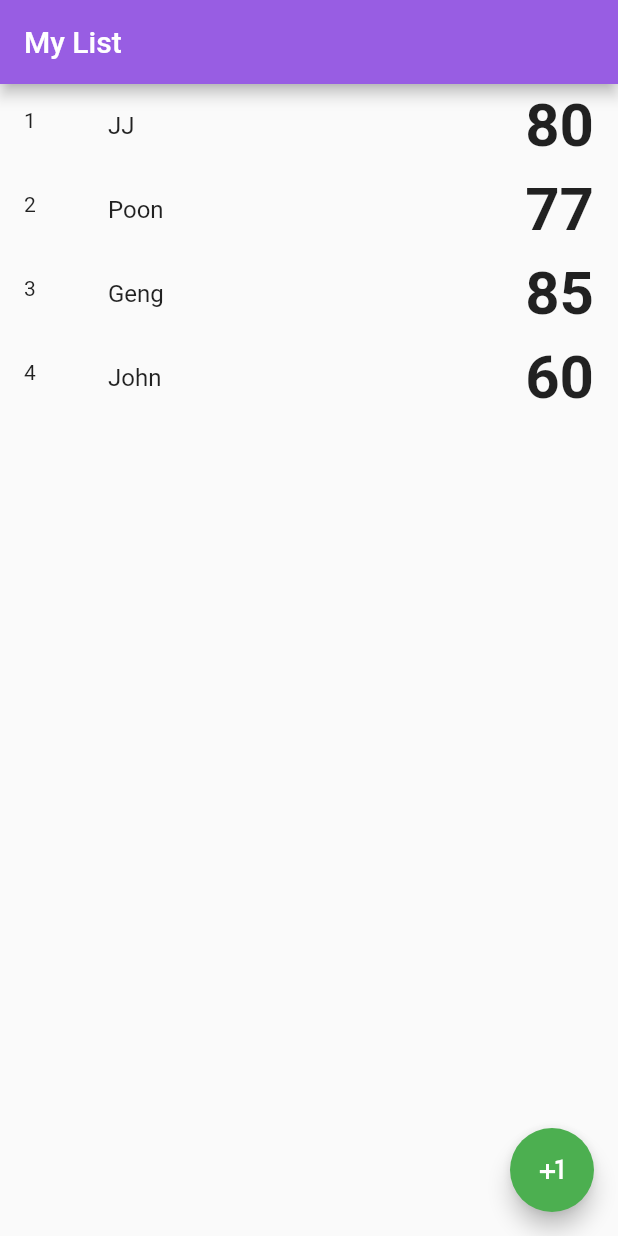
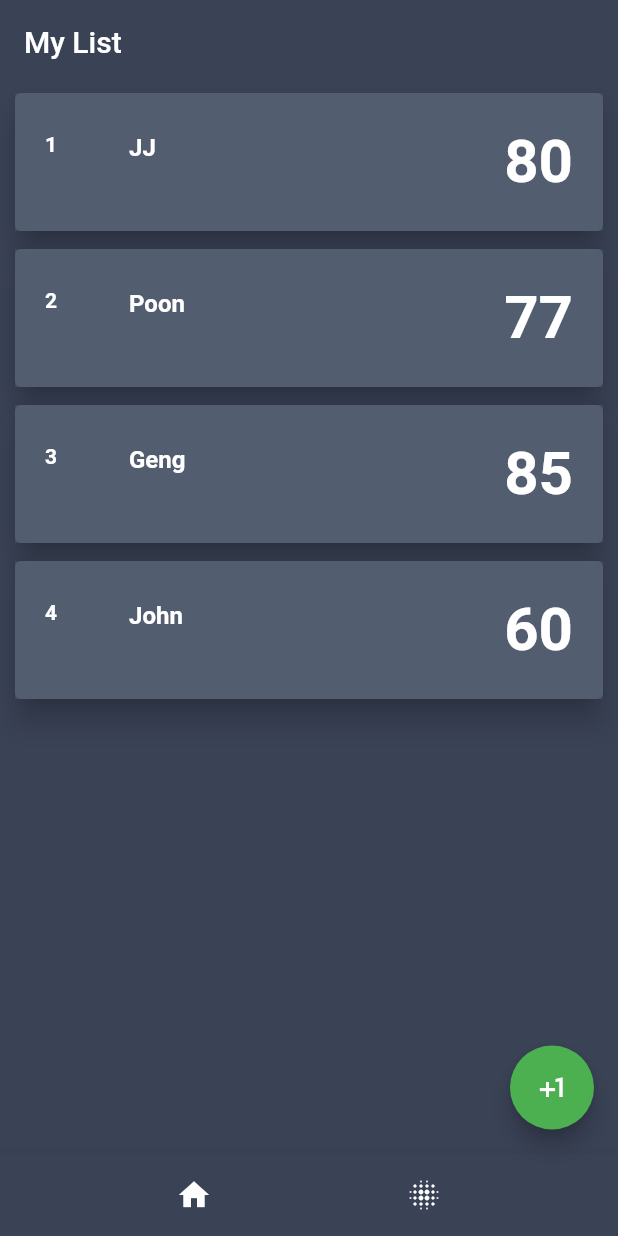
Before and after one commit to nasroon/Mid-flutter, a Flutter app: the screen it shows after launch, on a phone screen of 412 x 824 dp. Run offline on Flutter 3.47's test engine with Material 2 defaults, Android fonts, the phone set to English and light mode, and no system bars; Roboto replaces fonts that are missing (Raleway).

Commit message:
11th commit

```diff
--- /dev/null
+++ b/Downloads/mid/lib/config/slide_route.dart
@@ -0,0 +1,105 @@
+import 'package:flutter/material.dart';
+
+class SlideRightRoute extends PageRouteBuilder {
+  final Widget page;
+  SlideRightRoute({this.page})
+      : super(
+          pageBuilder: (
+            BuildContext context,
+            Animation<double> animation,
+            Animation<double> secondaryAnimation,
+          ) =>
+              page,
+          transitionsBuilder: (
+            BuildContext context,
+            Animation<double> animation,
+            Animation<double> secondaryAnimation,
+            Widget child,
+          ) =>
+              SlideTransition(
+                position: Tween<Offset>(
+                  begin: const Offset(-1, 0),
+                  end: Offset.zero,
+                ).animate(animation),
+                child: child,
+              ),
+        );
+}
+
+class SlideLeftRoute extends PageRouteBuilder {
+  final Widget page;
+  SlideLeftRoute({this.page})
+      : super(
+          pageBuilder: (
+            BuildContext context,
+            Animation<double> animation,
+            Animation<double> secondaryAnimation,
+          ) =>
+              page,
+          transitionsBuilder: (
+            BuildContext context,
+            Animation<double> animation,
+            Animation<double> secondaryAnimation,
+            Widget child,
+          ) =>
+              SlideTransition(
+                position: Tween<Offset>(
+                  begin: const Offset(1, 0),
+                  end: Offset.zero,
+                ).animate(animation),
+                child: child,
+              ),
+        );
+}
+
+class SlideTopRoute extends PageRouteBuilder {
+  final Widget page;
+  SlideTopRoute({this.page})
+      : super(
+          pageBuilder: (
+            BuildContext context,
+            Animation<double> animation,
+            Animation<double> secondaryAnimation,
+          ) =>
+              page,
+          transitionsBuilder: (
+            BuildContext context,
+            Animation<double> animation,
+            Animation<double> secondaryAnimation,
+            Widget child,
+          ) =>
+              SlideTransition(
+                position: Tween<Offset>(
+                  begin: const Offset(0, 1),
+                  end: Offset.zero,
+                ).animate(animation),
+                child: child,
+              ),
+        );
+}
+
+class SlideBottomRoute extends PageRouteBuilder {
+  final Widget page;
+  SlideBottomRoute({this.page})
+      : super(
+          pageBuilder: (
+            BuildContext context,
+            Animation<double> animation,
+            Animation<double> secondaryAnimation,
+          ) =>
+              page,
+          transitionsBuilder: (
+            BuildContext context,
+            Animation<double> animation,
+            Animation<double> secondaryAnimation,
+            Widget child,
+          ) =>
+              SlideTransition(
+                position: Tween<Offset>(
+                  begin: const Offset(0, -1),
+                  end: Offset.zero,
+                ).animate(animation),
+                child: child,
+              ),
+        );
+}
--- a/Downloads/mid/lib/home_screen.dart
+++ b/Downloads/mid/lib/home_screen.dart
@@ -2,6 +2,8 @@ import 'package:flutter/material.dart';
 import 'package:mid/edit_screen.dart';
 import 'package:mid/show_screen.dart';
 import 'package:mid/student_data.dart';
+import 'package:mid/config/slide_route.dart';
+import 'package:mid/slide_background.dart';
 
 List<StudentData> student = [
   StudentData(1, "JJ", 80),
@@ -29,10 +31,15 @@ class _HomeScreenState extends State<HomeScreen> {
   @override
   Widget build(BuildContext context) {
     return Scaffold(
+      backgroundColor: Color.fromRGBO(58, 66, 86, 1.0),
       appBar: AppBar(
+        elevation: 0.1,
+        backgroundColor: Color.fromRGBO(58, 66, 86, 1.0),
         title: Text("My List"),
       ),
       body: ListView.builder(
+        scrollDirection: Axis.vertical,
+        shrinkWrap: true,
         itemCount: student.length,
         itemBuilder: (BuildContext context, int index) {
           return buildRow(context, index);
@@ -45,15 +52,33 @@ class _HomeScreenState extends State<HomeScreen> {
         child: Icon(Icons.plus_one),
         backgroundColor: Colors.green,
       ),
+      bottomNavigationBar: makeBottom,
     );
   }
 
+  final makeBottom = Container(
+    height: 55.0,
+    child: BottomAppBar(
+      color: Color.fromRGBO(58, 66, 86, 1.0),
+      child: Row(
+        mainAxisAlignment: MainAxisAlignment.spaceEvenly,
+        children: <Widget>[
+          IconButton(
+            icon: Icon(Icons.home, color: Colors.white),
+            onPressed: () {},
+          ),
+          IconButton(
+            icon: Icon(Icons.blur_on, color: Colors.white),
+            onPressed: () {},
+          ),
+        ],
+      ),
+    ),
+  );
+
   void _awaitReturnValueFromEditScreen(BuildContext context) async {
-    final result = await Navigator.push(
-        context,
-        MaterialPageRoute(
-          builder: (context) => EditScreen(),
-        ));
+    final result =
+        await Navigator.push(context, SlideLeftRoute(page: EditScreen()));
     if (result != null) {
       List<String> x = result.split("-");
       setState(() {
@@ -65,10 +90,9 @@ class _HomeScreenState extends State<HomeScreen> {
   void _awaitReturnValueFromShowScreen(BuildContext context, int index) async {
     final result = await Navigator.push(
         context,
-        MaterialPageRoute(
-          builder: (context) => ShowScreen(
-              student: student, std: student[index], selectidx: index),
-        ));
+        SlideTopRoute(
+            page: ShowScreen(
+                student: student, std: student[index], selectidx: index)));
     if (result != null) {
       List<String> x = result.split("-");
       setState(() {
@@ -78,17 +102,13 @@ class _HomeScreenState extends State<HomeScreen> {
     }
   }
 
-  void _awaitReturnValueFromEditScreen2(BuildContext context,int i) async{
+  void _awaitReturnValueFromEditScreen2(BuildContext context, int i) async {
     final result = await Navigator.push(
-              context,
-              MaterialPageRoute(
-                builder: (context) => EditScreen(std: student[i]),
-              ));
+        context, SlideLeftRoute(page: EditScreen(std: student[i])));
     if (result != null) {
       List<String> x = result.split("-");
       setState(() {
-              student[i] =
-                  StudentData(i, x[0], int.parse(x[1]));
+        student[i] = StudentData(i, x[0], int.parse(x[1]));
         print(result);
       });
     }
@@ -100,16 +120,7 @@ class _HomeScreenState extends State<HomeScreen> {
       key: Key(item.name),
       background: slideLeftBackground(),
       secondaryBackground: slideRightBackground(),
-      child: ListTile(
-          leading: Text("${i + 1} "),
-          title: Text("${student[i].name}"),
-          trailing: Container(
-            child: Text(
-              "${student[i].score}",
-              style: TextStyle(fontSize: 40, fontWeight: FontWeight.bold),
-            ),
-          ),
-          onTap: () => {_awaitReturnValueFromShowScreen(context, i)}),
+      child: makeCard(i),
       confirmDismiss: (direction) async {
         if (direction == DismissDirection.startToEnd) {
           final bool res = await showDialog(
@@ -146,67 +157,41 @@ class _HomeScreenState extends State<HomeScreen> {
               });
           return res;
         } else {
-          _awaitReturnValueFromEditScreen2(context,i);
+          _awaitReturnValueFromEditScreen2(context, i);
         }
       },
     );
   }
 
-  Widget slideRightBackground() {
-    return Container(
-      color: Colors.green,
-      child: Align(
-        child: Row(
-          mainAxisAlignment: MainAxisAlignment.end,
-          children: <Widget>[
-            SizedBox(
-              width: 20,
-            ),
-            Icon(
-              Icons.edit,
-              color: Colors.white,
-            ),
-            Text(
-              " Edit ",
-              style: TextStyle(
-                color: Colors.white,
-                fontWeight: FontWeight.w700,
-              ),
-              textAlign: TextAlign.left,
-            ),
-          ],
-        ),
-        alignment: Alignment.centerLeft,
+  Widget makeCard(int i) {
+    return Card(
+      elevation: 8.0,
+      margin: new EdgeInsets.symmetric(horizontal: 10.0, vertical: 6.0),
+      child: Container(
+        decoration: BoxDecoration(color: Color.fromRGBO(64, 75, 96, .9)),
+        child: buildList(i),
       ),
     );
   }
 
-  Widget slideLeftBackground() {
-    return Container(
-      color: Colors.red,
-      child: Align(
-        child: Row(
-          mainAxisAlignment: MainAxisAlignment.start,
-          children: <Widget>[
-            Icon(
-              Icons.delete,
-              color: Colors.white,
+  Widget buildList(int i) {
+    return ListTile(
+        contentPadding: EdgeInsets.symmetric(horizontal: 20.0, vertical: 10.0),
+        leading: Text(
+          "${i + 1} ",
+          style: TextStyle(color: Colors.white, fontWeight: FontWeight.bold),
         ),
-            Text(
-              " Delete",
-              style: TextStyle(
-                color: Colors.white,
-                fontWeight: FontWeight.w700,
+        title: Text(
+          "${student[i].name}",
+          style: TextStyle(color: Colors.white, fontWeight: FontWeight.bold),
         ),
-              textAlign: TextAlign.right,
+        subtitle: Text(" ", style: TextStyle(color: Colors.white)),
+        trailing: Container(
+          child: Text(
+            "${student[i].score}",
+            style: TextStyle(color: Colors.white,fontSize: 40, fontWeight: FontWeight.bold),
           ),
-            SizedBox(
-              width: 20,
         ),
-          ],
-        ),
-        alignment: Alignment.centerRight,
-      ),
-    );
+        onTap: () => {_awaitReturnValueFromShowScreen(context, i)});
   }
 }
--- a/Downloads/mid/lib/main.dart
+++ b/Downloads/mid/lib/main.dart
@@ -14,9 +14,8 @@ class MyApp extends StatelessWidget {
     return MaterialApp(
       debugShowCheckedModeBanner: false,
       title: "navigator",
-      theme: ThemeData(
-        primaryColor: new Color(0xff985de3),
-      ),
+      theme: new ThemeData(
+          primaryColor: Color.fromRGBO(58, 66, 86, 1.0), fontFamily: 'Raleway'),
       routes: {
         AppRoutes.home: (context) => HomeScreen(),
         AppRoutes.show: (context) => ShowScreen(),
--- /dev/null
+++ b/Downloads/mid/lib/slide_background.dart
@@ -0,0 +1,59 @@
+import 'package:flutter/material.dart';
+
+Widget slideRightBackground() {
+    return Container(
+      color: Colors.green,
+      child: Align(
+        child: Row(
+          mainAxisAlignment: MainAxisAlignment.end,
+          children: <Widget>[
+            SizedBox(
+              width: 20,
+            ),
+            Icon(
+              Icons.edit,
+              color: Colors.white,
+            ),
+            Text(
+              " Edit ",
+              style: TextStyle(
+                color: Colors.white,
+                fontWeight: FontWeight.w700,
+              ),
+              textAlign: TextAlign.left,
+            ),
+          ],
+        ),
+        alignment: Alignment.centerLeft,
+      ),
+    );
+  }
+
+  Widget slideLeftBackground() {
+    return Container(
+      color: Colors.red,
+      child: Align(
+        child: Row(
+          mainAxisAlignment: MainAxisAlignment.start,
+          children: <Widget>[
+            Icon(
+              Icons.delete,
+              color: Colors.white,
+            ),
+            Text(
+              " Delete",
+              style: TextStyle(
+                color: Colors.white,
+                fontWeight: FontWeight.w700,
+              ),
+              textAlign: TextAlign.right,
+            ),
+            SizedBox(
+              width: 20,
+            ),
+          ],
+        ),
+        alignment: Alignment.centerRight,
+      ),
+    );
+  }
```
Also changed, not shown: Downloads/mid/lib/show_screen.dart (+4 -6 lines). Lines whose indentation alone changed are shown as unchanged.
